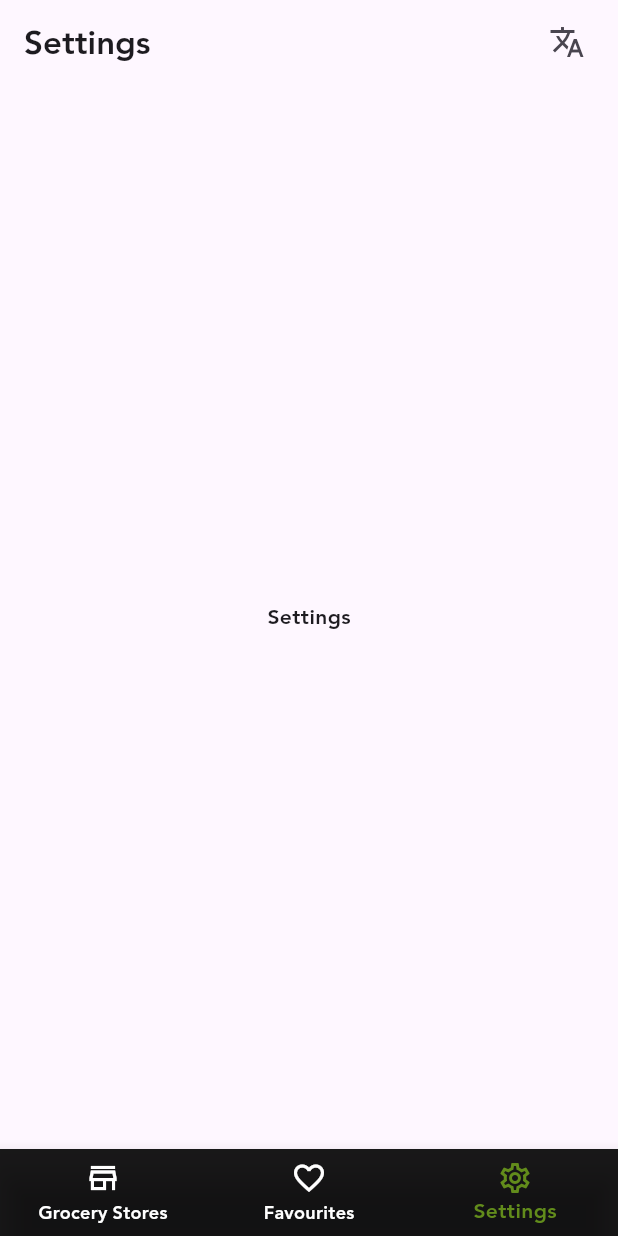
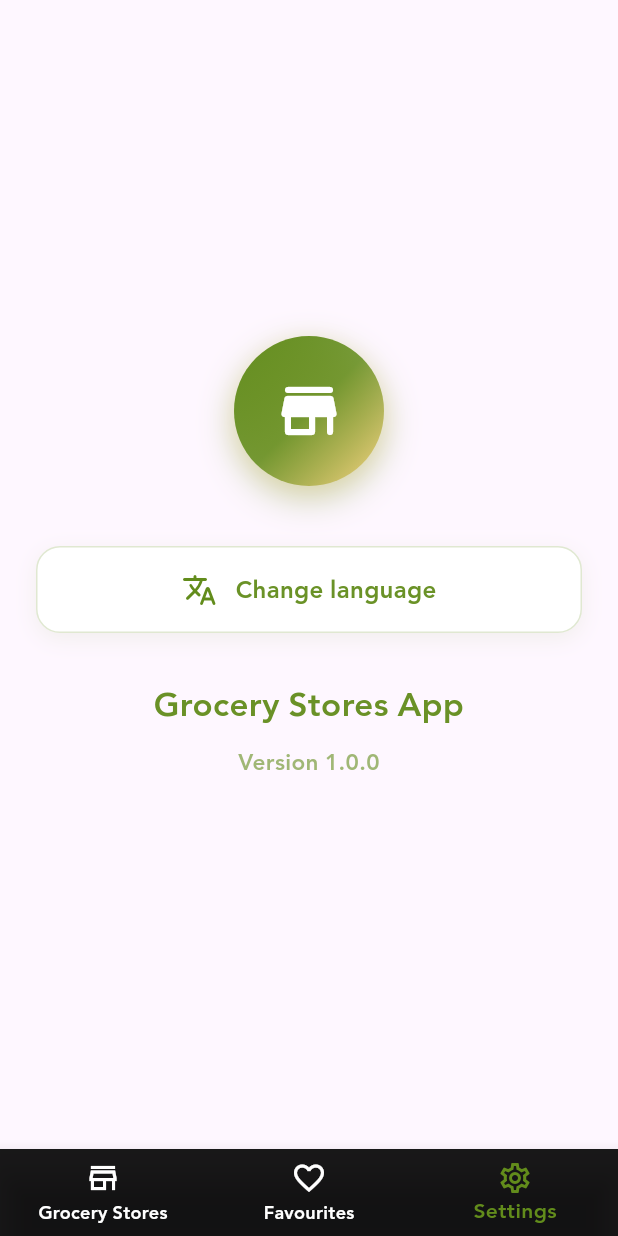
Before and after one commit to MahmoudALBndkji/Flutter-Technical-Task-Rightware-LLC, a Flutter app: the screen it shows after launch, item 3 of the bottom bar chosen, on a phone screen of 412 x 824 dp. Run offline on Flutter 3.47's test engine with Material 3 defaults, Android fonts, the phone set to English and light mode, and no system bars; our stand-ins replace cached_network_image, dio, equatable, flutter_bloc, flutter_secure_storage, get_it and 2 more; network calls fail.

Commit message:
style(settings): enhance settings ui

```diff
--- a/assets/lang/ar.json
+++ b/assets/lang/ar.json
@@ -50,5 +50,8 @@
   "shop_details": "تفاصيل المتجر",
   "back": "رجوع",
   "favourites": "المفضلات",
-  "remove": "إزالة"
+  "remove": "إزالة",
+  "change_language": "تغيير اللغة",
+  "app_name": "تطبيق متاجر البقالة",
+  "version": "الإصدار"
 }
--- a/assets/lang/en.json
+++ b/assets/lang/en.json
@@ -50,5 +50,8 @@
   "shop_details": "Shop details",
   "back": "Back",
   "favourites": "Favourites",
-  "remove": "Remove"
+  "remove": "Remove",
+  "change_language": "Change language",
+  "app_name": "Grocery Stores App",
+  "version": "Version"
 }
--- a/lib/features/settings/presentation/screens/settings_screen.dart
+++ b/lib/features/settings/presentation/screens/settings_screen.dart
@@ -1,27 +1,129 @@
+import 'package:flutter/material.dart';
+import 'package:flutter_bloc/flutter_bloc.dart';
+import 'package:flutter_technical_task_rightware_llc/core/constants/app_colors.dart';
 import 'package:flutter_technical_task_rightware_llc/core/languages/app_localizations.dart';
 import 'package:flutter_technical_task_rightware_llc/core/languages/cubit/language_cubit.dart';
-import 'package:flutter/material.dart';
-import 'package:flutter_bloc/flutter_bloc.dart';
+import 'package:flutter_technical_task_rightware_llc/features/settings/presentation/widgets/settings_animated_section.dart';
+import 'package:flutter_technical_task_rightware_llc/features/settings/presentation/widgets/settings_avatar_section.dart';
+import 'package:flutter_technical_task_rightware_llc/features/settings/presentation/widgets/settings_language_button.dart';
 
-class SettingsScreen extends StatelessWidget {
+class SettingsScreen extends StatefulWidget {
   const SettingsScreen({super.key});
 
   @override
+  State<SettingsScreen> createState() => _SettingsScreenState();
+}
+
+class _SettingsScreenState extends State<SettingsScreen>
+    with TickerProviderStateMixin {
+  static const int _staggerMs = 80;
+  static const int _animDurationMs = 420;
+
+  late AnimationController _animController;
+  late List<Animation<double>> _fadeAnims;
+  late List<Animation<Offset>> _slideAnims;
+
+  @override
+  void initState() {
+    super.initState();
+    _animController = AnimationController(
+      vsync: this,
+      duration: const Duration(milliseconds: 600),
+    );
+    final curve = Curves.easeOutCubic;
+    _fadeAnims = List.generate(4, (i) {
+      return Tween<double>(begin: 0, end: 1).animate(
+        CurvedAnimation(
+          parent: _animController,
+          curve: Interval(
+            (i * _staggerMs / _animDurationMs).clamp(0.0, 0.85),
+            0.3 + (i * 0.2),
+            curve: curve,
+          ),
+        ),
+      );
+    });
+    _slideAnims = List.generate(4, (i) {
+      return Tween<Offset>(
+        begin: const Offset(0, 0.06),
+        end: Offset.zero,
+      ).animate(
+        CurvedAnimation(
+          parent: _animController,
+          curve: Interval(
+            (i * _staggerMs / _animDurationMs).clamp(0.0, 0.85),
+            0.35 + (i * 0.2),
+            curve: curve,
+          ),
+        ),
+      );
+    });
+    _animController.forward();
+  }
+
+  @override
+  void dispose() {
+    _animController.dispose();
+    super.dispose();
+  }
+
+  @override
   Widget build(BuildContext context) {
-    return Scaffold(
-      appBar: AppBar(
-        title: Text(context.tr('settings')),
-        actions: [
-          IconButton(
-            onPressed: () => context.read<LanguageCubit>().changeLanguage(
-              currentLangAr() ? "en" : "ar",
-            ),
-            icon: Icon(Icons.translate_outlined),
+    return Center(
+      child: Padding(
+        padding: const EdgeInsets.symmetric(horizontal: 24, vertical: 32),
+        child: SingleChildScrollView(
+          child: Column(
+            children: [
+              const SizedBox(height: 24),
+              SettingsAnimatedSection(
+                fade: _fadeAnims[0],
+                slide: _slideAnims[0],
+                child: const SettingsAvatarSection(),
+              ),
+              const SizedBox(height: 40),
+              SettingsAnimatedSection(
+                fade: _fadeAnims[1],
+                slide: _slideAnims[1],
+                child: SettingsLanguageButton(
+                  onTap: () => context.read<LanguageCubit>().changeLanguage(
+                    currentLangAr() ? 'en' : 'ar',
+                  ),
+                ),
+              ),
+              const SizedBox(height: 32),
+              SettingsAnimatedSection(
+                fade: _fadeAnims[2],
+                slide: _slideAnims[2],
+                child: Text(
+                  context.tr('app_name'),
+                  style: TextStyle(
+                    fontSize: 22,
+                    fontWeight: FontWeight.bold,
+                    color: AppColors.primaryColor.withValues(alpha: 0.95),
+                    letterSpacing: 0.3,
+                  ),
+                  textAlign: TextAlign.center,
+                ),
+              ),
+              const SizedBox(height: 12),
+              SettingsAnimatedSection(
+                fade: _fadeAnims[3],
+                slide: _slideAnims[3],
+                child: Text(
+                  '${context.tr('version')} 1.0.0',
+                  style: TextStyle(
+                    fontSize: 15,
+                    color: AppColors.primaryColor.withValues(alpha: 0.6),
+                    fontWeight: FontWeight.w500,
+                  ),
+                ),
+              ),
+              const SizedBox(height: 48),
+            ],
           ),
-          SizedBox(width: 10),
-        ],
+        ),
       ),
-      body: Center(child: Text(context.tr('settings'))),
     );
   }
 }
--- /dev/null
+++ b/lib/features/settings/presentation/widgets/settings_animated_section.dart
@@ -0,0 +1,26 @@
+import 'package:flutter/material.dart';
+
+/// Wraps a child with staggered fade and slide transitions for settings screen.
+class SettingsAnimatedSection extends StatelessWidget {
+  const SettingsAnimatedSection({
+    super.key,
+    required this.fade,
+    required this.slide,
+    required this.child,
+  });
+
+  final Animation<double> fade;
+  final Animation<Offset> slide;
+  final Widget child;
+
+  @override
+  Widget build(BuildContext context) {
+    return FadeTransition(
+      opacity: fade,
+      child: SlideTransition(
+        position: slide,
+        child: child,
+      ),
+    );
+  }
+}
--- /dev/null
+++ b/lib/features/settings/presentation/widgets/settings_avatar_section.dart
@@ -0,0 +1,44 @@
+import 'package:flutter/material.dart';
+import 'package:flutter_technical_task_rightware_llc/core/constants/app_colors.dart';
+
+/// Circular avatar with gradient and store icon for settings header.
+class SettingsAvatarSection extends StatelessWidget {
+  const SettingsAvatarSection({super.key});
+
+  @override
+  Widget build(BuildContext context) {
+    return Container(
+      width: 100,
+      height: 100,
+      decoration: BoxDecoration(
+        shape: BoxShape.circle,
+        gradient: LinearGradient(
+          begin: Alignment.topLeft,
+          end: Alignment.bottomRight,
+          colors: [
+            AppColors.primaryColor,
+            AppColors.primaryColor.withValues(alpha: 0.85),
+            AppColors.secondaryColor.withValues(alpha: 0.9),
+          ],
+        ),
+        boxShadow: [
+          BoxShadow(
+            color: AppColors.primaryColor.withValues(alpha: 0.35),
+            blurRadius: 20,
+            offset: const Offset(0, 8),
+          ),
+          BoxShadow(
+            color: AppColors.secondaryColor.withValues(alpha: 0.25),
+            blurRadius: 12,
+            offset: const Offset(0, 4),
+          ),
+        ],
+      ),
+      child: const Icon(
+        Icons.store_rounded,
+        size: 48,
+        color: Colors.white,
+      ),
+    );
+  }
+}
--- /dev/null
+++ b/lib/features/settings/presentation/widgets/settings_language_button.dart
@@ -0,0 +1,97 @@
+import 'package:flutter/material.dart';
+import 'package:flutter_technical_task_rightware_llc/core/constants/app_colors.dart';
+import 'package:flutter_technical_task_rightware_llc/core/languages/app_localizations.dart';
+
+/// Tappable language toggle button with scale animation.
+class SettingsLanguageButton extends StatefulWidget {
+  const SettingsLanguageButton({
+    super.key,
+    required this.onTap,
+  });
+
+  final VoidCallback onTap;
+
+  @override
+  State<SettingsLanguageButton> createState() => _SettingsLanguageButtonState();
+}
+
+class _SettingsLanguageButtonState extends State<SettingsLanguageButton>
+    with SingleTickerProviderStateMixin {
+  late AnimationController _scaleController;
+  late Animation<double> _scaleAnim;
+
+  @override
+  void initState() {
+    super.initState();
+    _scaleController = AnimationController(
+      vsync: this,
+      duration: const Duration(milliseconds: 120),
+    );
+    _scaleAnim = Tween<double>(begin: 1, end: 0.96).animate(
+      CurvedAnimation(parent: _scaleController, curve: Curves.easeInOut),
+    );
+  }
+
+  @override
+  void dispose() {
+    _scaleController.dispose();
+    super.dispose();
+  }
+
+  @override
+  Widget build(BuildContext context) {
+    return GestureDetector(
+      onTapDown: (_) => _scaleController.forward(),
+      onTapUp: (_) => _scaleController.reverse(),
+      onTapCancel: () => _scaleController.reverse(),
+      onTap: widget.onTap,
+      child: AnimatedBuilder(
+        animation: _scaleAnim,
+        builder: (context, child) {
+          return Transform.scale(
+            scale: _scaleAnim.value,
+            child: child,
+          );
+        },
+        child: Container(
+          width: double.infinity,
+          padding: const EdgeInsets.symmetric(horizontal: 20, vertical: 16),
+          decoration: BoxDecoration(
+            color: Colors.white,
+            borderRadius: BorderRadius.circular(16),
+            border: Border.all(
+              color: AppColors.primaryColor.withValues(alpha: 0.2),
+              width: 1,
+            ),
+            boxShadow: [
+              BoxShadow(
+                color: AppColors.primaryColor.withValues(alpha: 0.08),
+                blurRadius: 12,
+                offset: const Offset(0, 4),
+              ),
+            ],
+          ),
+          child: Row(
+            mainAxisAlignment: MainAxisAlignment.center,
+            children: [
+              Icon(
+                Icons.translate_rounded,
+                size: 24,
+                color: AppColors.primaryColor,
+              ),
+              const SizedBox(width: 12),
+              Text(
+                context.tr('change_language'),
+                style: TextStyle(
+                  fontSize: 16,
+                  fontWeight: FontWeight.w600,
+                  color: AppColors.primaryColor.withValues(alpha: 0.95),
+                ),
+              ),
+            ],
+          ),
+        ),
+      ),
+    );
+  }
+}
```
